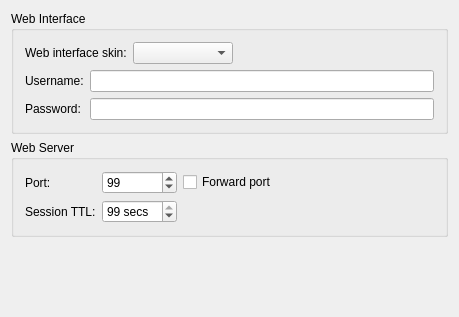
First picture: the form in plugins/webinterface/webinterfaceprefwidget.ui, repository KDE/ktorrent, before the edit.
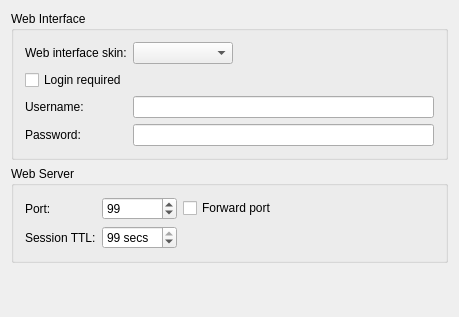
Second picture: the form after the edit.

Commit message: Add patch to disable authentication in webinterface

Diff of the .ui file:
```diff
--- a/plugins/webinterface/webinterfaceprefwidget.ui
+++ b/plugins/webinterface/webinterfaceprefwidget.ui
@@ -81,10 +81,26 @@
        </layout>
       </item>
       <item>
-       <layout class="QGridLayout" >
-        <item row="0" column="0" >
-         <widget class="QLabel" name="textLabel5" >
-          <property name="text" >
+       <layout class="QGridLayout">
+        <item row="0" column="0">
+         <widget class="QCheckBox" name="kcfg_authentication">
+          <property name="toolTip">
+           <string>&lt;!DOCTYPE HTML PUBLIC &quot;-//W3C//DTD HTML 4.0//EN&quot; &quot;http://www.w3.org/TR/REC-html40/strict.dtd&quot;&gt;
+&lt;html&gt;&lt;head&gt;&lt;meta name=&quot;qrichtext&quot; content=&quot;1&quot; /&gt;&lt;style type=&quot;text/css&quot;&gt;
+p, li { white-space: pre-wrap; }
+&lt;/style&gt;&lt;/head&gt;&lt;body style=&quot; font-family:'OpenSymbol'; font-size:8pt; font-weight:400; font-style:normal;&quot;&gt;
+&lt;p style=&quot; margin-top:0px; margin-bottom:0px; margin-left:0px; margin-right:0px; -qt-block-indent:0; text-indent:0px;&quot;&gt;If login required is enabled, you need to enter a username and a password.&lt;/p&gt;
+&lt;p style=&quot;-qt-paragraph-type:empty; margin-top:0px; margin-bottom:0px; margin-left:0px; margin-right:0px; -qt-block-indent:0; text-indent:0px;&quot;&gt;&lt;/p&gt;
+&lt;p style=&quot; margin-top:0px; margin-bottom:0px; margin-left:0px; margin-right:0px; -qt-block-indent:0; text-indent:0px;&quot;&gt;&lt;span style=&quot; font-weight:600;&quot;&gt;Attention: &lt;/span&gt;You should not disable this when the webinterface is accessible from the internet. It will allow anybody access to it.&lt;/p&gt;&lt;/body&gt;&lt;/html&gt;</string>
+          </property>
+          <property name="text">
+           <string>Login required</string>
+          </property>
+         </widget>
+        </item>
+        <item row="1" column="0">
+         <widget class="QLabel" name="textLabel5">
+          <property name="text">
            <string>Username:</string>
           </property>
           <property name="wordWrap" >
@@ -92,23 +108,23 @@
           </property>
          </widget>
         </item>
-        <item row="0" column="1" >
-         <widget class="QLineEdit" name="kcfg_username" >
-          <property name="toolTip" >
+        <item row="1" column="1">
+         <widget class="QLineEdit" name="kcfg_username">
+          <property name="toolTip">
            <string>Username you need to use in the login page of the webinterface.</string>
           </property>
          </widget>
         </item>
-        <item row="1" column="0" >
-         <widget class="QLabel" name="label" >
-          <property name="text" >
+        <item row="2" column="0">
+         <widget class="QLabel" name="label">
+          <property name="text">
            <string>Password:</string>
           </property>
          </widget>
         </item>
-        <item row="1" column="1" >
-         <widget class="QLineEdit" name="kcfg_password" >
-          <property name="toolTip" >
+        <item row="2" column="1">
+         <widget class="QLineEdit" name="kcfg_password">
+          <property name="toolTip">
            <string>The password for the webinterface login page. By default this is set to ktorrent.</string>
           </property>
           <property name="echoMode" >
@@ -254,7 +270,7 @@
    </item>
   </layout>
  </widget>
- <layoutdefault spacing="6" margin="11" />
+ <layoutdefault spacing="6" margin="11"/>
  <pixmapfunction>qPixmapFromMimeSource</pixmapfunction>
  <includes>
   <include location="local" >klineedit.h</include>
```
Left out of the diff: 151 changed lines with no effect on the pictures. The commit also changes 7 other files.
